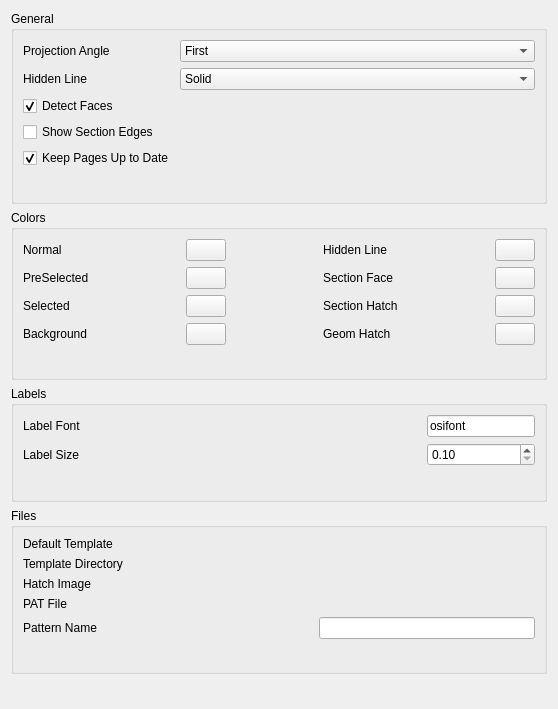
Before: the Qt Designer form src/Mod/TechDraw/Gui/DlgPrefsTechDraw.ui in berndhahnebach/All_FreeCAD, drawn with Qt 5.
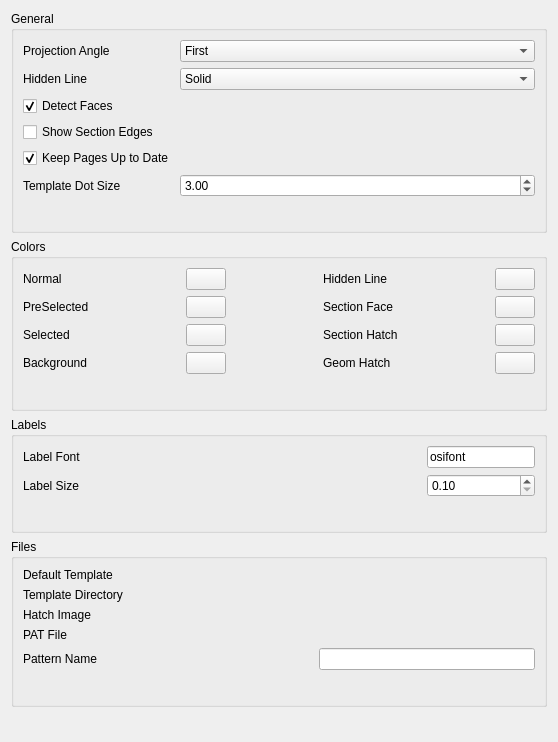
After: the same form once the commit is applied. Custom widgets are drawn as their Qt base class.

Commit message: Add preference for Template edit dot size

```diff
--- a/src/Mod/TechDraw/Gui/DlgPrefsTechDraw.ui
+++ b/src/Mod/TechDraw/Gui/DlgPrefsTechDraw.ui
@@ -7,7 +7,7 @@
     <x>0</x>
     <y>0</y>
     <width>558</width>
-    <height>709</height>
+    <height>742</height>
    </rect>
   </property>
   <property name="windowTitle">
@@ -147,6 +147,26 @@
           </property>
          </widget>
         </item>
+        <item row="5" column="0">
+         <widget class="QLabel" name="lbl_TemplateDot">
+          <property name="text">
+           <string>Template Dot Size</string>
+          </property>
+         </widget>
+        </item>
+        <item row="5" column="1">
+         <widget class="Gui::PrefDoubleSpinBox" name="dsb_TemplateDot">
+          <property name="value">
+           <double>3.000000000000000</double>
+          </property>
+          <property name="prefEntry" stdset="0">
+           <cstring>TemplateDotSize</cstring>
+          </property>
+          <property name="prefPath" stdset="0">
+           <cstring>/Mod/TechDraw/General</cstring>
+          </property>
+         </widget>
+        </item>
        </layout>
       </item>
       <item>
```
The commit also changes 2 other files.
